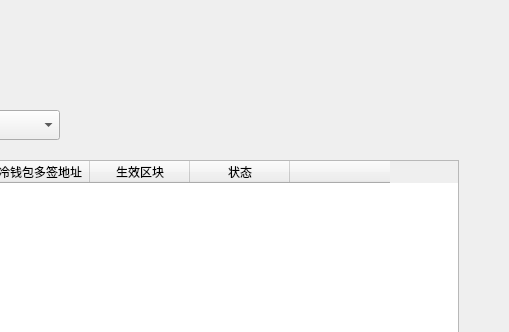
Old version of the form LNKWallet/guard/AssetChangeHistoryWidget.ui in the repository HcashOrg/hx-indicator; both pictures show x 261 to 770 and y 0 to 332 of the 770 by 530 pixel window.
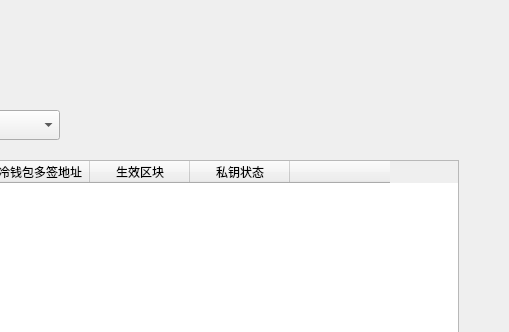
New version of the form.

The edit to the form file:
```diff
--- a/LNKWallet/guard/AssetChangeHistoryWidget.ui
+++ b/LNKWallet/guard/AssetChangeHistoryWidget.ui
@@ -76,7 +76,7 @@
    </column>
    <column>
     <property name="text">
-     <string>状态</string>
+     <string>私钥状态</string>
     </property>
     <property name="font">
      <font>
```
